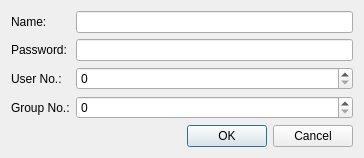
Above: 2.0/bahadir.kandemir/ahenk/lider/lider/user.ui from pars-linux/uludag before the change. Below: the same form after it.
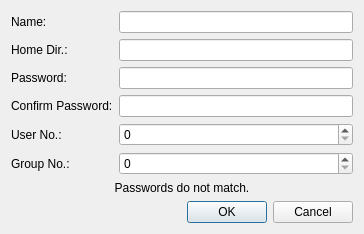
That is the form after the change.

```diff
--- a/2.0/bahadir.kandemir/ahenk/lider/lider/user.ui
+++ b/2.0/bahadir.kandemir/ahenk/lider/lider/user.ui
@@ -29,38 +29,72 @@
      <item row="1" column="0">
       <widget class="QLabel" name="label_2">
        <property name="text">
-        <string>Password:</string>
+        <string>Home Dir.:</string>
        </property>
       </widget>
      </item>
      <item row="1" column="1">
-      <widget class="QLineEdit" name="editPassword">
-       <property name="echoMode">
-        <enum>QLineEdit::Password</enum>
-       </property>
-      </widget>
+      <widget class="QLineEdit" name="editHomeDir"/>
      </item>
      <item row="2" column="0">
       <widget class="QLabel" name="label_3">
        <property name="text">
-        <string>User No.:</string>
+        <string>Password:</string>
        </property>
       </widget>
      </item>
      <item row="2" column="1">
-      <widget class="QSpinBox" name="spinUID"/>
+      <widget class="QLineEdit" name="editPassword">
+       <property name="echoMode">
+        <enum>QLineEdit::Password</enum>
+       </property>
+      </widget>
      </item>
      <item row="3" column="0">
       <widget class="QLabel" name="label_4">
        <property name="text">
-        <string>Group No.:</string>
+        <string>Confirm Password:</string>
        </property>
       </widget>
      </item>
      <item row="3" column="1">
+      <widget class="QLineEdit" name="editConfirmPassword">
+       <property name="echoMode">
+        <enum>QLineEdit::Password</enum>
+       </property>
+      </widget>
+     </item>
+     <item row="4" column="0">
+      <widget class="QLabel" name="label_3">
+       <property name="text">
+        <string>User No.:</string>
+       </property>
+      </widget>
+     </item>
+     <item row="4" column="1">
+      <widget class="QSpinBox" name="spinUID"/>
+     </item>
+     <item row="5" column="0">
+      <widget class="QLabel" name="label_4">
+       <property name="text">
+        <string>Group No.:</string>
+       </property>
+      </widget>
+     </item>
+     <item row="5" column="1">
       <widget class="QSpinBox" name="spinGID"/>
      </item>
-     <item row="4" column="0" colspan="2">
+     <item row="6" column="0" colspan="2">
+      <widget class="QLabel" name="labelWarning">
+       <property name="text">
+        <string>Passwords do not match.</string>
+       </property>
+       <property name="alignment">
+        <set>Qt::AlignCenter</set>
+       </property>
+      </widget>
+     </item>
+     <item row="7" column="0" colspan="2">
       <widget class="QDialogButtonBox" name="buttonBox">
        <property name="orientation">
         <enum>Qt::Horizontal</enum>
```
